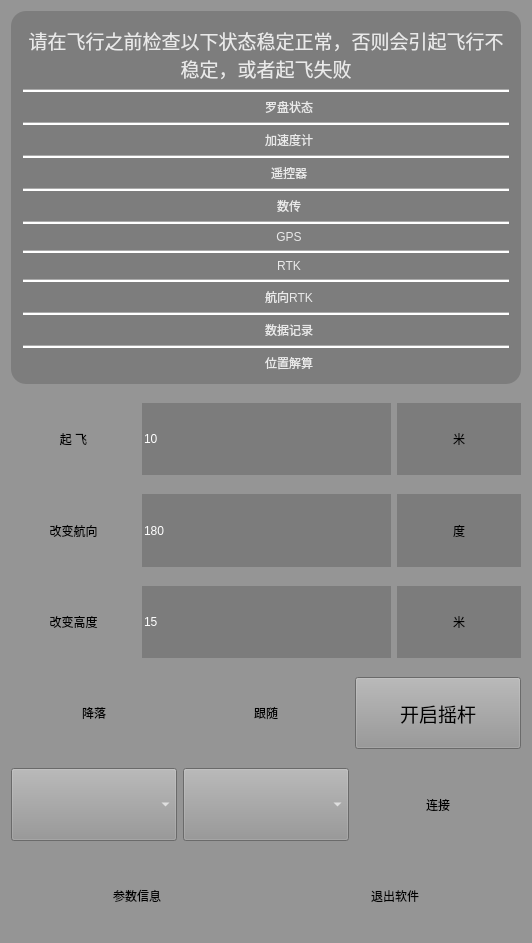
38277105/30GroundN, file controls/dataparameterview.ui: the form before one commit.
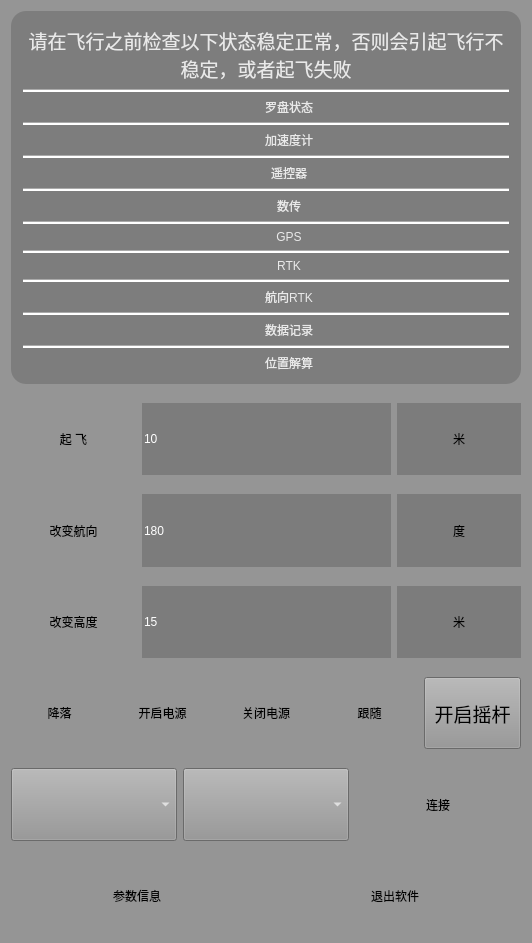
The form after the commit. Icons and pictures are not drawn. Custom widgets are drawn as their Qt base class.

Commit message: 增加电源开关按钮

What changed in the file:
```diff
--- a/controls/dataparameterview.ui
+++ b/controls/dataparameterview.ui
@@ -1274,6 +1274,54 @@
        </property>
       </widget>
      </item>
+     <item>
+      <widget class="QPushButton" name="btn_electric">
+       <property name="sizePolicy">
+        <sizepolicy hsizetype="Expanding" vsizetype="Expanding">
+         <horstretch>0</horstretch>
+         <verstretch>0</verstretch>
+        </sizepolicy>
+       </property>
+       <property name="maximumSize">
+        <size>
+         <width>9999</width>
+         <height>9999</height>
+        </size>
+       </property>
+       <property name="styleSheet">
+        <string notr="true">color:rgb(0, 0, 0);
+font: 14pt &quot;黑体&quot;;
+background-color: qlineargradient(spread:pad, x1:0.522124, y1:0, x2:0.506, y2:1,
+stop:0 rgba(225, 225, 225, 255),
+stop:1 rgba(185, 185, 185, 255));
+border-radius:8px;</string>
+       </property>
+       <property name="text">
+        <string>开启电源</string>
+       </property>
+      </widget>
+     </item>
+     <item>
+      <widget class="QPushButton" name="btn_electric_close">
+       <property name="sizePolicy">
+        <sizepolicy hsizetype="Expanding" vsizetype="Expanding">
+         <horstretch>0</horstretch>
+         <verstretch>0</verstretch>
+        </sizepolicy>
+       </property>
+       <property name="styleSheet">
+        <string notr="true">color:rgb(0, 0, 0);
+font: 14pt &quot;黑体&quot;;
+background-color: qlineargradient(spread:pad, x1:0.522124, y1:0, x2:0.506, y2:1,
+stop:0 rgba(225, 225, 225, 255),
+stop:1 rgba(185, 185, 185, 255));
+border-radius:8px;</string>
+       </property>
+       <property name="text">
+        <string>关闭电源</string>
+       </property>
+      </widget>
+     </item>
      <item>
       <widget class="QPushButton" name="btn_follow">
        <property name="sizePolicy">
```
The commit also changes 3 other files.
